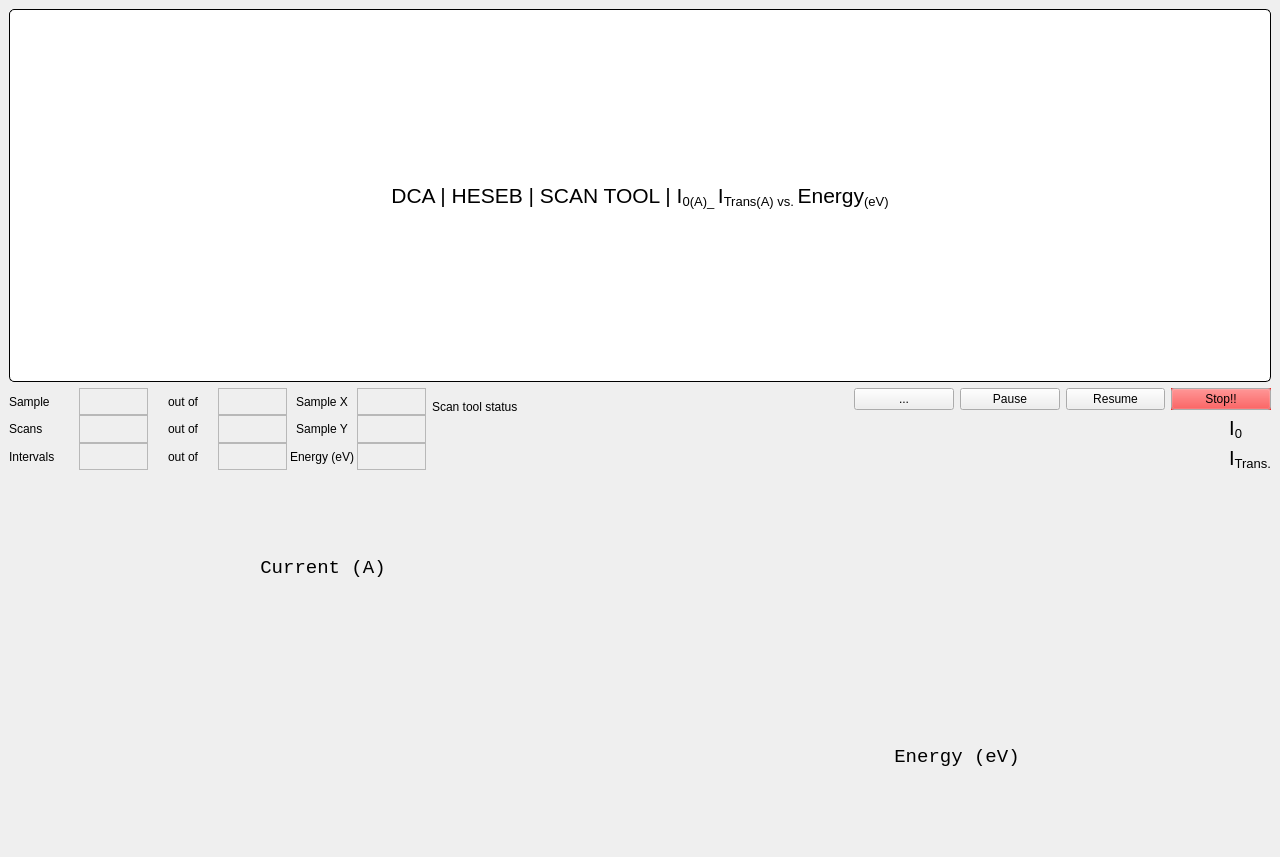
This is ui/HESEB_ScanTool/heseb_scantool.ui in SESAME-Synchrotron/HESEBScanTool as Qt 5 draws it before an edit. The edited form follows.
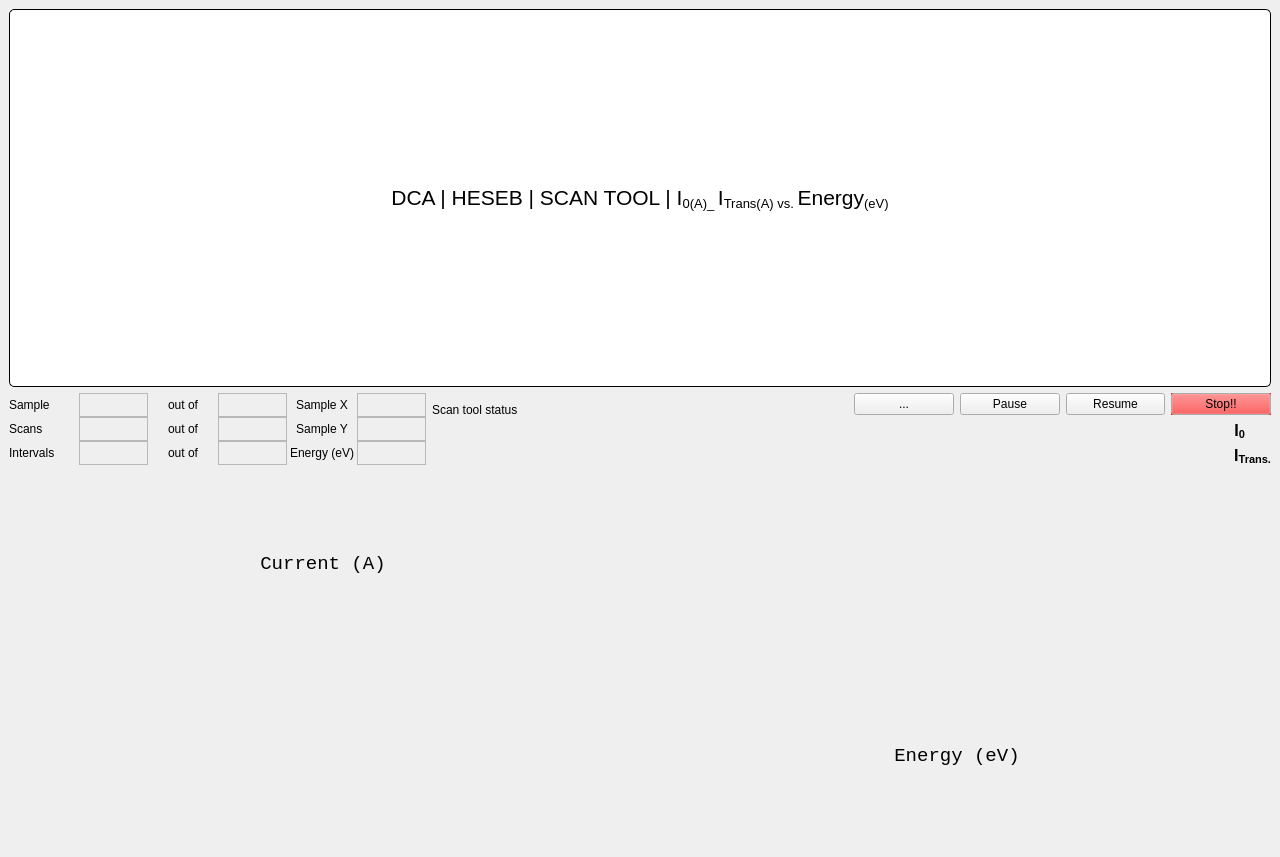
This is the edited form. Custom widgets are drawn as their Qt base class.

Diff of the .ui file:
```diff
--- a/ui/HESEB_ScanTool/heseb_scantool.ui
+++ b/ui/HESEB_ScanTool/heseb_scantool.ui
@@ -510,7 +510,9 @@
         </property>
         <property name="font">
          <font>
-          <pointsize>15</pointsize>
+          <pointsize>12</pointsize>
+          <weight>75</weight>
+          <bold>true</bold>
          </font>
         </property>
         <property name="text">
@@ -531,7 +533,9 @@
         </property>
         <property name="font">
          <font>
-          <pointsize>15</pointsize>
+          <pointsize>12</pointsize>
+          <weight>75</weight>
+          <bold>true</bold>
          </font>
         </property>
         <property name="text">
```
Left out of the diff: 12 changed lines with no effect on the pictures.
